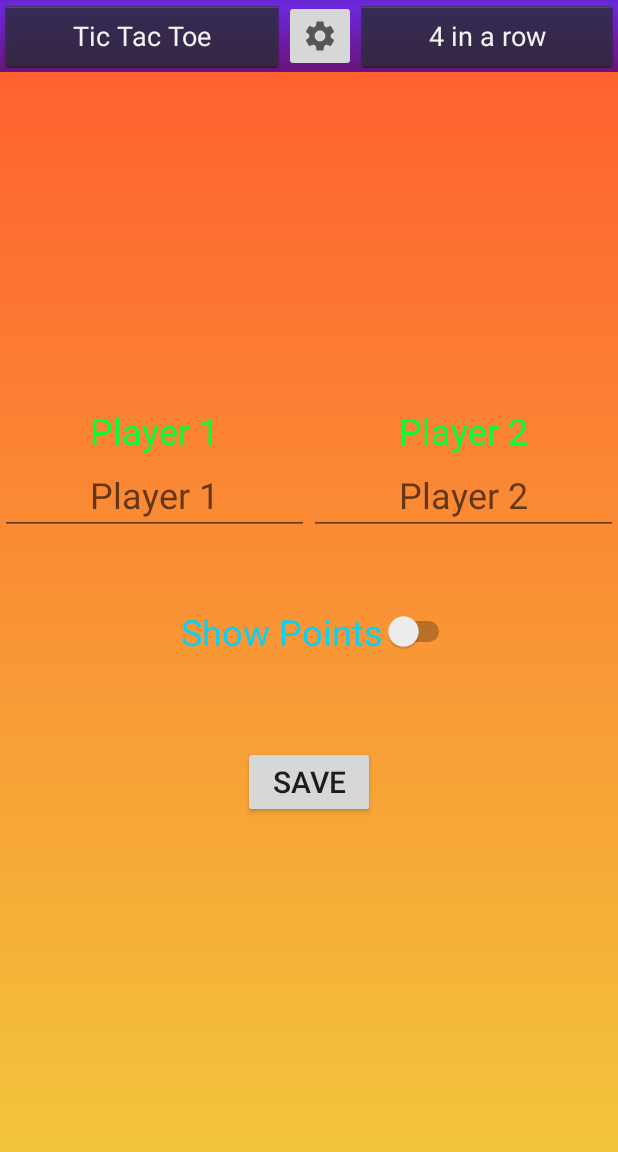
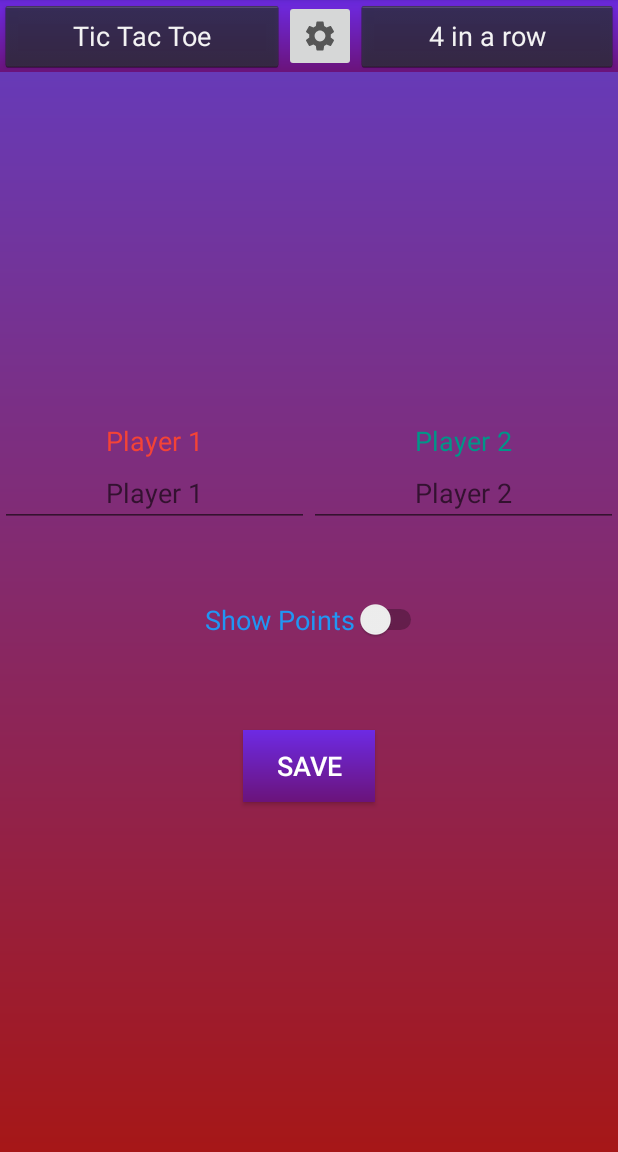
Before and after one commit to sirMojtaba/TwoGamesInOne, an Android app: the screen it shows after launch (GameActivity), after a tap on "settings", on a phone screen of 412 x 824 dp, the part 84-1236 px from its top. Run offline under Robolectric (Android 15) with nearby library versions, the phone set to English and light mode, and no system bars.

Commit message:
make changes to landscape layouts

```diff
--- a/app/src/main/res/drawable/settings_gradient.xml
+++ b/app/src/main/res/drawable/settings_gradient.xml
@@ -1,8 +1,8 @@
 <?xml version="1.0" encoding="utf-8"?>
 <shape xmlns:android="http://schemas.android.com/apk/res/android">
     <gradient
-        android:startColor="#FF612F"
-        android:endColor="#F3C53B"
+        android:startColor="#673AB7"
+        android:endColor="#A61717"
         android:angle="270"
         />
 
--- a/app/src/main/res/layout-land/fragment_settings.xml
+++ b/app/src/main/res/layout-land/fragment_settings.xml
@@ -3,15 +3,15 @@
 <LinearLayout xmlns:android="http://schemas.android.com/apk/res/android"
     xmlns:tools="http://schemas.android.com/tools"
     android:layout_width="match_parent"
-    android:layout_height="wrap_content"
-    android:layout_marginTop="32dp"
+    android:layout_height="match_parent"
     android:background="@drawable/settings_gradient"
+    android:gravity="center"
     android:orientation="vertical"
     tools:context=".controller.fragments.SettingsFragment">
 
     <LinearLayout
         android:layout_width="match_parent"
-        android:layout_height="match_parent"
+        android:layout_height="wrap_content"
         android:orientation="horizontal">
 
         <TextView
@@ -21,8 +21,8 @@
             android:layout_weight="1"
             android:text="@string/player_1"
             android:textAlignment="center"
-            android:textColor="#00FF37"
-            android:textSize="24sp" />
+            android:textColor="#F44336"
+            android:textSize="18sp" />
 
         <TextView
             android:id="@+id/textView"
@@ -31,14 +31,14 @@
             android:layout_weight="1"
             android:text="@string/player_2"
             android:textAlignment="center"
-            android:textColor="#00FF37"
-            android:textSize="24sp" />
+            android:textColor="#009688"
+            android:textSize="18sp" />
     </LinearLayout>
 
     <LinearLayout
         android:layout_width="match_parent"
-        android:layout_height="match_parent"
-        android:layout_marginTop="24dp"
+        android:layout_height="wrap_content"
+        android:layout_marginTop="16dp"
         android:orientation="horizontal">
 
         <EditText
@@ -47,11 +47,10 @@
             android:layout_height="wrap_content"
             android:layout_weight="1"
             android:autofillHints=""
-            android:ems="10"
             android:hint="@string/player_1"
             android:inputType="textPersonName"
             android:textAlignment="center"
-            android:textSize="24sp" />
+            android:textSize="18sp" />
 
         <EditText
             android:id="@+id/edit_text_second_player"
@@ -59,30 +58,30 @@
             android:layout_height="wrap_content"
             android:layout_weight="1"
             android:autofillHints=""
-            android:ems="10"
             android:hint="@string/player_2"
             android:inputType="textPersonName"
             android:textAlignment="center"
-            android:textSize="24sp" />
+            android:textSize="18sp" />
     </LinearLayout>
 
     <Switch
         android:id="@+id/switch_point_view"
-        android:layout_width="200dp"
-        android:layout_height="0dp"
+        android:layout_width="300dp"
+        android:layout_height="wrap_content"
         android:layout_gravity="center"
-        android:layout_marginTop="48dp"
-        android:layout_weight="1"
+        android:layout_marginTop="16dp"
         android:text="@string/show_points"
-        android:textColor="#0AD1F4"
-        android:textSize="24sp" />
+        android:textColor="#2196F3"
+        android:textSize="18sp" />
 
     <Button
         android:id="@+id/button_save"
         android:layout_width="wrap_content"
         android:layout_height="wrap_content"
         android:layout_gravity="bottom|center_horizontal"
-        android:layout_marginTop="48dp"
+        android:layout_marginTop="16dp"
+        android:background="@drawable/for_in_row_gradient"
         android:text="@string/save"
-        android:textSize="20sp" />
+        android:textColor="#FFFFFF"
+        android:textSize="18sp" />
 </LinearLayout>
--- a/app/src/main/res/layout/fragment_settings.xml
+++ b/app/src/main/res/layout/fragment_settings.xml
@@ -21,8 +21,8 @@
             android:layout_weight="1"
             android:text="@string/player_1"
             android:textAlignment="center"
-            android:textColor="#00FF37"
-            android:textSize="24sp" />
+            android:textColor="#F44336"
+            android:textSize="18sp" />
 
         <TextView
             android:id="@+id/textView"
@@ -31,8 +31,8 @@
             android:layout_weight="1"
             android:text="@string/player_2"
             android:textAlignment="center"
-            android:textColor="#00FF37"
-            android:textSize="24sp" />
+            android:textColor="#009688"
+            android:textSize="18sp" />
     </LinearLayout>
 
     <LinearLayout
@@ -50,7 +50,7 @@
             android:hint="@string/player_1"
             android:inputType="textPersonName"
             android:textAlignment="center"
-            android:textSize="24sp" />
+            android:textSize="18sp" />
 
         <EditText
             android:id="@+id/edit_text_second_player"
@@ -62,7 +62,7 @@
             android:hint="@string/player_2"
             android:inputType="textPersonName"
             android:textAlignment="center"
-            android:textSize="24sp" />
+            android:textSize="18sp" />
     </LinearLayout>
 
     <Switch
@@ -72,8 +72,8 @@
         android:layout_gravity="center"
         android:layout_marginTop="48dp"
         android:text="@string/show_points"
-        android:textColor="#0AD1F4"
-        android:textSize="24sp" />
+        android:textColor="#2196F3"
+        android:textSize="18sp" />
 
     <Button
         android:id="@+id/button_save"
@@ -81,6 +81,8 @@
         android:layout_height="wrap_content"
         android:layout_gravity="bottom|center_horizontal"
         android:layout_marginTop="60dp"
+        android:background="@drawable/for_in_row_gradient"
         android:text="@string/save"
-        android:textSize="20sp" />
+        android:textColor="#FFFFFF"
+        android:textSize="18sp" />
 </LinearLayout>
--- a/app/src/main/res/layout/fragment_tic_tac_toe.xml
+++ b/app/src/main/res/layout/fragment_tic_tac_toe.xml
@@ -33,7 +33,7 @@
                 android:layout_height="wrap_content"
                 android:layout_weight="1"
                 android:textAlignment="center"
-                android:textColor="#00CDFF"
+                android:textColor="#F44336"
                 android:textSize="24sp"
                 tools:text="first" />
 
@@ -50,7 +50,7 @@
                 android:layout_height="wrap_content"
                 android:layout_weight="1"
                 android:textAlignment="center"
-                android:textColor="#00CDFF"
+                android:textColor="#009688"
                 android:textSize="24sp"
                 tools:text="second" />
         </LinearLayout>
```
Also changed, not shown: app/src/main/res/layout-land/fragment_four_in_row.xml (+76 -72 lines), app/src/main/res/layout-land/fragment_tic_tac_toe.xml (+29 -29 lines).
